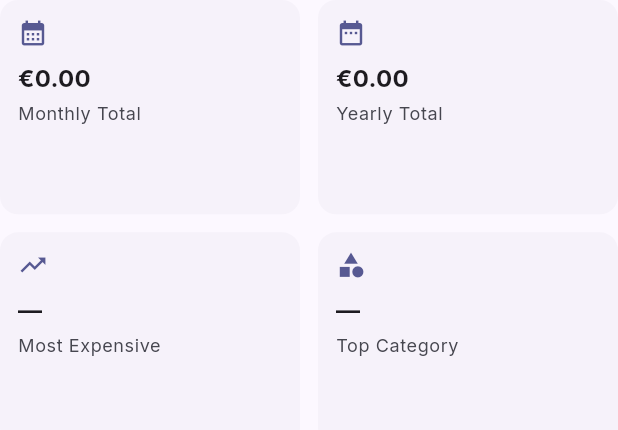
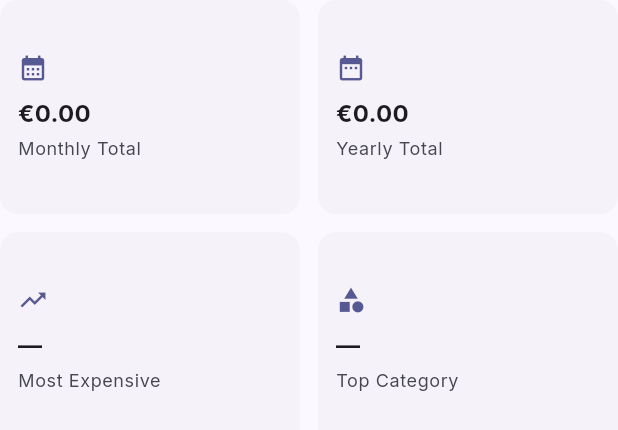
Before and after one commit to andrelupe/sub-tracker, a Flutter app: the StatisticsCards widget shown alone on an empty page, opened directly, on a phone screen of 412 x 824 dp. Shown: the top 430 px of the screen. Run offline on Flutter 3.47's test engine with Material 3 defaults, Android fonts, the phone set to English and light mode, and no system bars; our stand-ins replace file_picker, fl_chart, flutter_dotenv, flutter_riverpod, flutter_slidable, go_router and 3 more; missing offline and left inert: dart:html; accounts and stored records are empty; generated files the repository leaves out were written again; network calls fail.

Commit message:
chore: bump version to 2.5.0 and fix equal-height stat cards
- **pubspec.yaml**: bump version from 2.3.0+8 to 2.5.0+9
- **app_constants.dart**: update version string from 2.4.0 to 2.5.0
- **statistics_cards.dart**: refactor column layout to use paired
  IntrinsicHeight rows so all cards share the same height
- **statistics_cards.dart**: split value/subtitle into separate fields
  for consistent card structure across all 4 KPIs
- **analytics_providers.g.dart**: regenerated hash + doc comment fix

```diff
--- a/lib/core/constants/app_constants.dart
+++ b/lib/core/constants/app_constants.dart
@@ -4,7 +4,7 @@ import 'package:flutter_dotenv/flutter_dotenv.dart';
 abstract final class AppConstants {
   /// Current application version.
   /// This should match the version in pubspec.yaml.
-  static const String version = '2.4.0';
+  static const String version = '2.5.0';
 
   /// Application name.
   static const String appName = 'SubTracker';
--- a/lib/features/analytics/widgets/statistics_cards.dart
+++ b/lib/features/analytics/widgets/statistics_cards.dart
@@ -6,7 +6,9 @@ import 'package:subtracker/features/settings/models/user_settings.dart';
 /// Grid of 4 KPI cards showing analytics stats.
 ///
 /// In mobile/tablet mode renders a 2x2 grid.
-/// When [useColumn] is true (desktop sidebar), renders a vertical column.
+/// When [useColumn] is true (desktop sidebar), renders a vertical column
+/// where every card has the same height thanks to paired [IntrinsicHeight]
+/// rows.
 class StatisticsCards extends ConsumerWidget {
   const StatisticsCards({super.key, this.useColumn = false});
 
@@ -22,41 +24,61 @@ class StatisticsCards extends ConsumerWidget {
         icon: Icons.calendar_month,
         label: 'Monthly Total',
         value: '$symbol${stats.monthlyTotal.toStringAsFixed(2)}',
+        subtitle: '',
       ),
       _StatCard(
         icon: Icons.date_range,
         label: 'Yearly Total',
         value: '$symbol${stats.yearlyTotal.toStringAsFixed(2)}',
+        subtitle: '',
       ),
       _StatCard(
         icon: Icons.trending_up,
         label: 'Most Expensive',
         value: stats.mostExpensiveSubscription != null
-            ? '${stats.mostExpensiveSubscription!.name}\n'
-                '$symbol${stats.mostExpensiveAmount.toStringAsFixed(2)}'
+            ? stats.mostExpensiveSubscription!.name
             : '\u2014',
+        subtitle: stats.mostExpensiveSubscription != null
+            ? '$symbol${stats.mostExpensiveAmount.toStringAsFixed(2)}'
+            : '',
       ),
       _StatCard(
         icon: Icons.category,
         label: 'Top Category',
         value: stats.topCategory != null
-            ? '${stats.topCategory!.category.label}\n'
-                '$symbol${stats.topCategory!.monthlyAmount.toStringAsFixed(2)}'
+            ? stats.topCategory!.category.label
             : '\u2014',
+        subtitle: stats.topCategory != null
+            ? '$symbol${stats.topCategory!.monthlyAmount.toStringAsFixed(2)}'
+            : '',
       ),
     ];
 
     if (useColumn) {
-      return Column(
-        children: cards
-            .map(
-              (card) => Padding(
-                padding: const EdgeInsets.only(bottom: 12),
-                child: card,
+      // Pair cards in IntrinsicHeight rows so each pair shares the same
+      // height (the tallest of the two). With 4 cards this gives 2 rows.
+      final rows = <Widget>[];
+      for (var i = 0; i < cards.length; i += 2) {
+        final end = (i + 2).clamp(0, cards.length);
+        final pair = cards.sublist(i, end);
+        rows.add(
+          Padding(
+            padding: const EdgeInsets.only(bottom: 12),
+            child: IntrinsicHeight(
+              child: Row(
+                crossAxisAlignment: CrossAxisAlignment.stretch,
+                children: [
+                  for (var j = 0; j < pair.length; j++) ...[
+                    if (j > 0) const SizedBox(width: 12),
+                    Expanded(child: pair[j]),
+                  ],
+                ],
               ),
-            )
-            .toList(),
-      );
+            ),
+          ),
+        );
+      }
+      return Column(children: rows);
     }
 
     return GridView.count(
@@ -76,11 +98,15 @@ class _StatCard extends StatelessWidget {
     required this.icon,
     required this.label,
     required this.value,
+    required this.subtitle,
   });
 
   final IconData icon;
   final String label;
   final String value;
+  final String subtitle;
+
+  String get _semanticsValue => subtitle.isEmpty ? value : '$value $subtitle';
 
   @override
   Widget build(BuildContext context) {
@@ -88,9 +114,9 @@ class _StatCard extends StatelessWidget {
     final textTheme = Theme.of(context).textTheme;
 
     return Semantics(
-      label: '$label: $value',
+      label: '$label: $_semanticsValue',
       child: Tooltip(
-        message: '$label: $value',
+        message: '$label: $_semanticsValue',
         child: Container(
           padding: const EdgeInsets.all(12),
           decoration: BoxDecoration(
@@ -99,7 +125,7 @@ class _StatCard extends StatelessWidget {
           ),
           child: Column(
             crossAxisAlignment: CrossAxisAlignment.start,
-            mainAxisSize: MainAxisSize.min,
+            mainAxisAlignment: MainAxisAlignment.center,
             children: [
               Icon(icon, color: colorScheme.primary, size: 20),
               const SizedBox(height: 8),
@@ -108,9 +134,19 @@ class _StatCard extends StatelessWidget {
                 style: textTheme.titleMedium?.copyWith(
                   fontWeight: FontWeight.bold,
                 ),
-                maxLines: 2,
+                maxLines: 1,
                 overflow: TextOverflow.ellipsis,
               ),
+              if (subtitle.isNotEmpty) ...[
+                Text(
+                  subtitle,
+                  style: textTheme.titleMedium?.copyWith(
+                    fontWeight: FontWeight.bold,
+                  ),
+                  maxLines: 1,
+                  overflow: TextOverflow.ellipsis,
+                ),
+              ],
               const SizedBox(height: 4),
               Text(
                 label,
--- a/pubspec.yaml
+++ b/pubspec.yaml
@@ -1,7 +1,7 @@
 name: subtracker
 description: A subscription tracking app built with Flutter.
 publish_to: 'none'
-version: 2.3.0+8
+version: 2.5.0+9
 
 environment:
   sdk: '>=3.2.0 <4.0.0'
```
Also changed, not shown: lib/features/analytics/providers/analytics_providers.g.dart.
